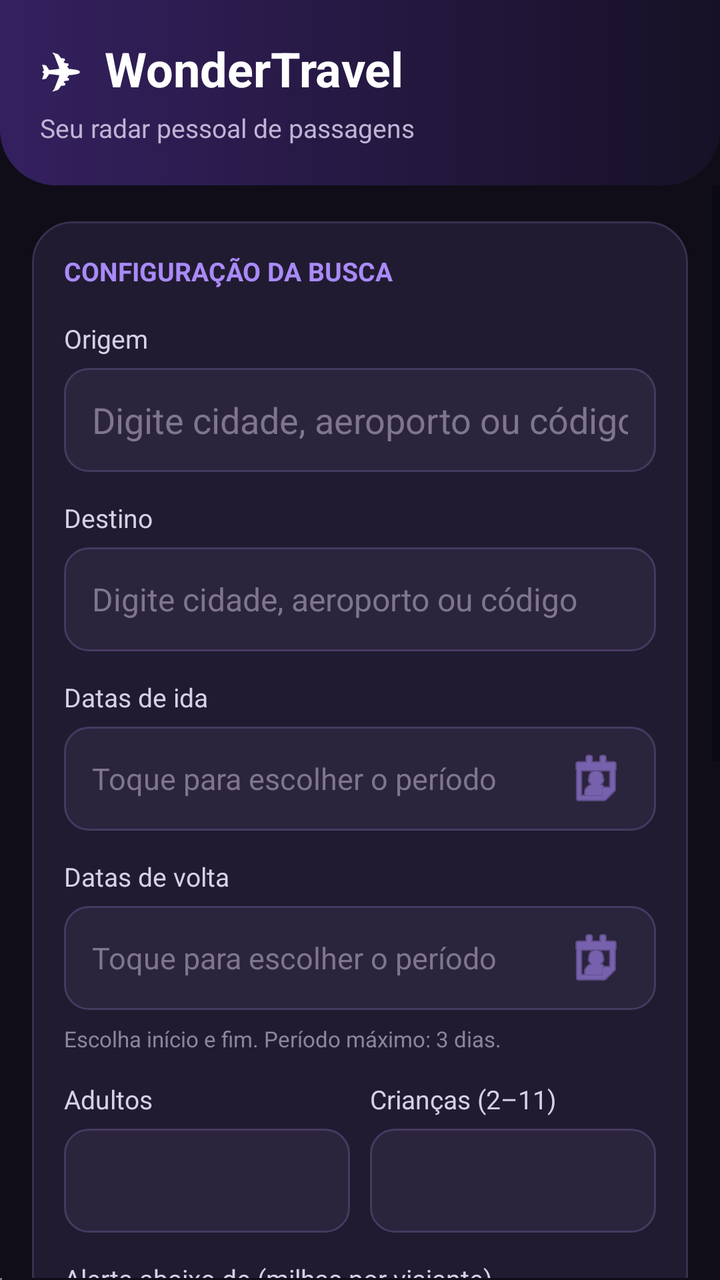
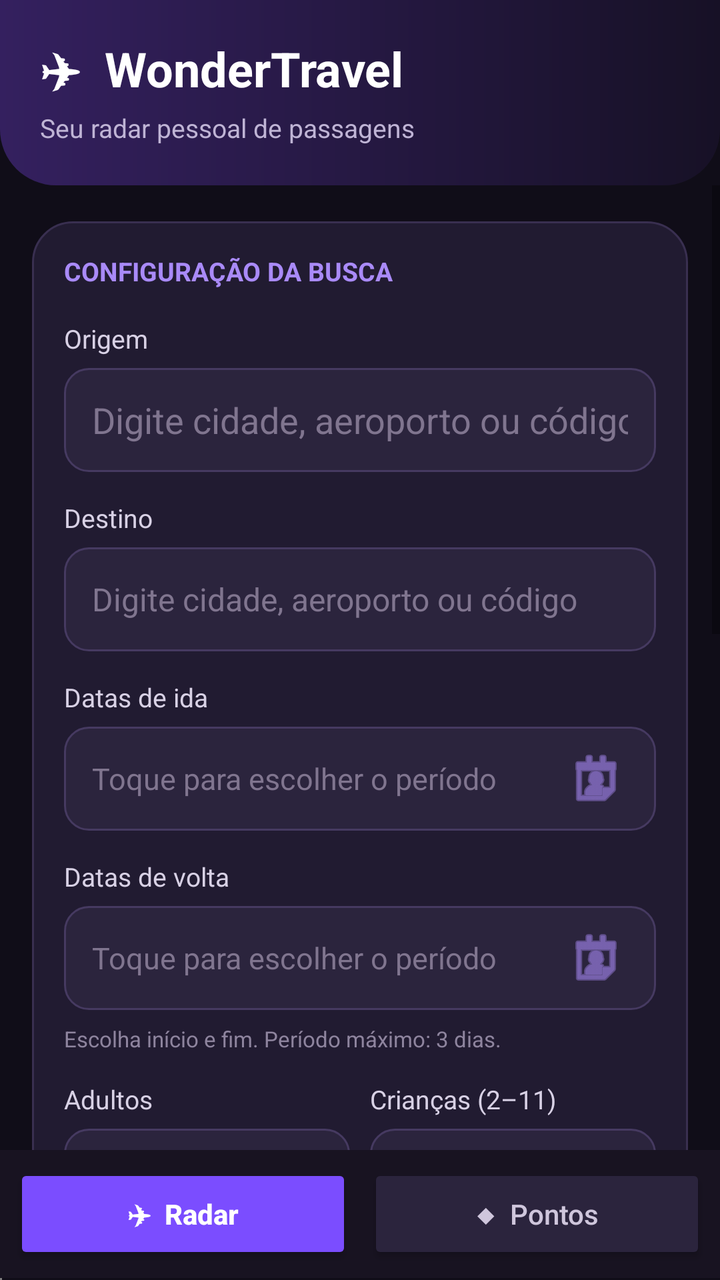

An Android layout rendered at two revisions. The XML below is the earlier revision; the diff shows what the commit changed to produce the second picture.
<!-- AndroidManifest.xml: application theme android:Theme.Material.Light.NoActionBar -->
<!-- res/layout/activity_main.xml -->
<?xml version="1.0" encoding="utf-8"?>
<LinearLayout xmlns:android="http://schemas.android.com/apk/res/android"
    android:layout_width="match_parent"
    android:layout_height="match_parent"
    android:orientation="vertical"
    android:background="#100D18">

    <LinearLayout
        android:layout_width="match_parent"
        android:layout_height="wrap_content"
        android:background="@drawable/bg_header"
        android:orientation="vertical">

        <TextView
            android:layout_width="match_parent"
            android:layout_height="wrap_content"
            android:text="✈  WonderTravel"
            android:textColor="#FFFFFF"
            android:textSize="24sp"
            android:textStyle="bold" />

        <TextView
            android:layout_width="match_parent"
            android:layout_height="wrap_content"
            android:layout_marginTop="4dp"
            android:text="Seu radar pessoal de passagens"
            android:textColor="#BFB4D5"
            android:textSize="13sp" />
    </LinearLayout>

    <ScrollView
        android:layout_width="match_parent"
        android:layout_height="0dp"
        android:layout_weight="1"
        android:clipToPadding="false"
        android:fillViewport="true">

        <LinearLayout
            android:layout_width="match_parent"
            android:layout_height="wrap_content"
            android:orientation="vertical"
            android:paddingHorizontal="16dp"
            android:paddingTop="18dp"
            android:paddingBottom="28dp">

            <LinearLayout
                android:layout_width="match_parent"
                android:layout_height="wrap_content"
                android:background="@drawable/bg_card"
                android:orientation="vertical">

                <TextView
                    android:layout_width="match_parent"
                    android:layout_height="wrap_content"
                    android:text="CONFIGURAÇÃO DA BUSCA"
                    android:textColor="#A98AF8"
                    android:textSize="13sp"
                    android:textStyle="bold" />

                <TextView
                    android:layout_width="wrap_content"
                    android:layout_height="wrap_content"
                    android:layout_marginTop="16dp"
                    android:text="Origem"
                    android:textColor="#D8D1E5"
                    android:textSize="13sp" />

                <AutoCompleteTextView
                    android:id="@+id/originMode"
                    android:layout_width="match_parent"
                    android:layout_height="52dp"
                    android:layout_marginTop="6dp"
                    android:background="@drawable/bg_input"
                    android:completionThreshold="1"
                    android:hint="Digite cidade, aeroporto ou código"
                    android:inputType="textCapSentences"
                    android:paddingHorizontal="14dp"
                    android:singleLine="true"
                    android:textColor="#FFFFFF"
                    android:textColorHint="#80758F" />

                <TextView
                    android:layout_width="wrap_content"
                    android:layout_height="wrap_content"
                    android:layout_marginTop="14dp"
                    android:text="Destino"
                    android:textColor="#D8D1E5"
                    android:textSize="13sp" />

                <AutoCompleteTextView
                    android:id="@+id/destination"
                    android:layout_width="match_parent"
                    android:layout_height="52dp"
                    android:layout_marginTop="6dp"
                    android:background="@drawable/bg_input"
                    android:completionThreshold="1"
                    android:hint="Digite cidade, aeroporto ou código"
                    android:inputType="textCapSentences"
                    android:paddingHorizontal="14dp"
                    android:textColor="#FFFFFF"
                    android:singleLine="true"
                    android:textColorHint="#80758F"
                    android:textSize="16sp" />

                <TextView
                    android:layout_width="wrap_content"
                    android:layout_height="wrap_content"
                    android:layout_marginTop="14dp"
                    android:text="Datas de ida"
                    android:textColor="#D8D1E5"
                    android:textSize="13sp" />

                <EditText
                    android:id="@+id/outboundDates"
                    android:layout_width="match_parent"
                    android:layout_height="52dp"
                    android:layout_marginTop="6dp"
                    android:background="@drawable/bg_input"
                    android:clickable="true"
                    android:drawableEnd="@android:drawable/ic_menu_my_calendar"
                    android:drawableTint="#A98AF8"
                    android:focusable="false"
                    android:hint="Toque para escolher o período"
                    android:paddingHorizontal="14dp"
                    android:textColor="#FFFFFF"
                    android:textColorHint="#80758F"
                    android:textSize="15sp" />

                <TextView
                    android:layout_width="wrap_content"
                    android:layout_height="wrap_content"
                    android:layout_marginTop="14dp"
                    android:text="Datas de volta"
                    android:textColor="#D8D1E5"
                    android:textSize="13sp" />

                <EditText
                    android:id="@+id/returnDates"
                    android:layout_width="match_parent"
                    android:layout_height="52dp"
                    android:layout_marginTop="6dp"
                    android:background="@drawable/bg_input"
                    android:clickable="true"
                    android:drawableEnd="@android:drawable/ic_menu_my_calendar"
                    android:drawableTint="#A98AF8"
                    android:focusable="false"
                    android:hint="Toque para escolher o período"
                    android:paddingHorizontal="14dp"
                    android:textColor="#FFFFFF"
                    android:textColorHint="#80758F"
                    android:textSize="15sp" />

                <TextView
                    android:layout_width="match_parent"
                    android:layout_height="wrap_content"
                    android:layout_marginTop="7dp"
                    android:text="Escolha início e fim. Período máximo: 3 dias."
                    android:textColor="#8E849E"
                    android:textSize="11sp" />

                <LinearLayout
                    android:layout_width="match_parent"
                    android:layout_height="wrap_content"
                    android:layout_marginTop="14dp"
                    android:orientation="horizontal">

                    <LinearLayout
                        android:layout_width="0dp"
                        android:layout_height="wrap_content"
                        android:layout_weight="1"
                        android:orientation="vertical">

                        <TextView
                            android:layout_width="wrap_content"
                            android:layout_height="wrap_content"
                            android:text="Adultos"
                            android:textColor="#D8D1E5"
                            android:textSize="13sp" />

                        <EditText
                            android:id="@+id/adults"
                            android:layout_width="match_parent"
                            android:layout_height="52dp"
                            android:layout_marginTop="6dp"
                            android:background="@drawable/bg_input"
                            android:inputType="number"
                            android:paddingHorizontal="14dp"
                            android:textColor="#FFFFFF" />
                    </LinearLayout>

                    <LinearLayout
                        android:layout_width="0dp"
                        android:layout_height="wrap_content"
                        android:layout_marginStart="10dp"
                        android:layout_weight="1"
                        android:orientation="vertical">

                        <TextView
                            android:layout_width="wrap_content"
                            android:layout_height="wrap_content"
                            android:text="Crianças (2–11)"
                            android:textColor="#D8D1E5"
                            android:textSize="13sp" />

                        <EditText
                            android:id="@+id/children"
                            android:layout_width="match_parent"
                            android:layout_height="52dp"
                            android:layout_marginTop="6dp"
                            android:background="@drawable/bg_input"
                            android:inputType="number"
                            android:paddingHorizontal="14dp"
                            android:textColor="#FFFFFF" />
                    </LinearLayout>
                </LinearLayout>

                <TextView
                    android:layout_width="wrap_content"
                    android:layout_height="wrap_content"
                    android:layout_marginTop="14dp"
                    android:text="Alerta abaixo de (milhas por viajante)"
                    android:textColor="#D8D1E5"
                    android:textSize="13sp" />

                <EditText
                    android:id="@+id/targetMiles"
                    android:layout_width="match_parent"
                    android:layout_height="52dp"
                    android:layout_marginTop="6dp"
                    android:background="@drawable/bg_input"
                    android:hint="Ex.: 31000"
                    android:inputType="number"
                    android:paddingHorizontal="14dp"
                    android:textColor="#FFFFFF"
                    android:textColorHint="#80758F" />

                <TextView
                    android:layout_width="wrap_content"
                    android:layout_height="wrap_content"
                    android:layout_marginTop="14dp"
                    android:text="Intervalo das verificações (minutos)"
                    android:textColor="#D8D1E5"
                    android:textSize="13sp" />

                <EditText
                    android:id="@+id/intervalMinutes"
                    android:layout_width="match_parent"
                    android:layout_height="52dp"
                    android:layout_marginTop="6dp"
                    android:background="@drawable/bg_input"
                    android:hint="Mínimo: 15"
                    android:inputType="number"
                    android:paddingHorizontal="14dp"
                    android:textColor="#FFFFFF"
                    android:textColorHint="#80758F" />
            </LinearLayout>

            <Button
                android:id="@+id/saveConfig"
                android:layout_width="match_parent"
                android:layout_height="54dp"
                android:layout_marginTop="14dp"
                android:backgroundTint="#7B4DFF"
                android:text="Salvar configuração"
                android:textAllCaps="false"
                android:textColor="#FFFFFF"
                android:textStyle="bold" />

            <Button
                android:id="@+id/testSearch"
                android:layout_width="match_parent"
                android:layout_height="54dp"
                android:layout_marginTop="6dp"
                android:backgroundTint="#2B243D"
                android:text="Verificar agora"
                android:textAllCaps="false"
                android:textColor="#E8E1F3" />

            <LinearLayout
                android:layout_width="match_parent"
                android:layout_height="wrap_content"
                android:layout_marginTop="6dp"
                android:orientation="horizontal">

                <Button
                    android:id="@+id/startMonitor"
                    android:layout_width="0dp"
                    android:layout_height="54dp"
                    android:layout_weight="1"
                    android:backgroundTint="#FF6B35"
                    android:text="Ativar monitor"
                    android:textAllCaps="false"
                    android:textColor="#FFFFFF"
                    android:textStyle="bold" />

                <Button
                    android:id="@+id/stopMonitor"
                    android:layout_width="0dp"
                    android:layout_height="54dp"
                    android:layout_marginStart="8dp"
                    android:layout_weight="1"
                    android:backgroundTint="#332B45"
                    android:text="Parar"
                    android:textAllCaps="false"
                    android:textColor="#CFC6DC" />
            </LinearLayout>

            <TextView
                android:layout_width="match_parent"
                android:layout_height="wrap_content"
                android:layout_marginTop="22dp"
                android:text="STATUS DO MONITOR"
                android:textColor="#A98AF8"
                android:textSize="12sp"
                android:textStyle="bold" />

            <TextView
                android:id="@+id/status"
                android:layout_width="match_parent"
                android:layout_height="wrap_content"
                android:layout_marginTop="7dp"
                android:background="@drawable/bg_results"
                android:minHeight="56dp"
                android:padding="14dp"
                android:text="Configure sua busca para começar."
                android:textColor="#E9E2F3"
                android:textSize="13sp" />

            <TextView
                android:id="@+id/resultsTitle"
                android:layout_width="match_parent"
                android:layout_height="wrap_content"
                android:layout_marginTop="22dp"
                android:text="ÚLTIMOS RESULTADOS"
                android:textColor="#A98AF8"
                android:textSize="12sp"
                android:textStyle="bold"
                android:visibility="gone" />

            <LinearLayout
                android:id="@+id/resultsTable"
                android:layout_width="match_parent"
                android:layout_height="wrap_content"
                android:layout_marginTop="8dp"
                android:orientation="vertical"
                android:visibility="gone" />

            <TextView
                android:id="@+id/bestMatchTitle"
                android:layout_width="match_parent"
                android:layout_height="wrap_content"
                android:layout_marginTop="22dp"
                android:text="MELHOR MATCH"
                android:textColor="#A98AF8"
                android:textSize="12sp"
                android:textStyle="bold"
                android:visibility="gone" />

            <LinearLayout
                android:id="@+id/bestMatchContainer"
                android:layout_width="match_parent"
                android:layout_height="wrap_content"
                android:layout_marginTop="8dp"
                android:orientation="vertical"
                android:visibility="gone" />
        </LinearLayout>
    </ScrollView>

    <WebView
        android:id="@+id/webView"
        android:layout_width="1dp"
        android:layout_height="1dp" />
</LinearLayout>
<!-- resources referenced by this layout -->
<resources>
  <!-- drawable bg_card (drawable) -->
  <?xml version="1.0" encoding="utf-8"?>
  <shape xmlns:android="http://schemas.android.com/apk/res/android" android:shape="rectangle">
      <solid android:color="#211B31" />
      <stroke android:width="1dp" android:color="#392F50" />
      <corners android:radius="20dp" />
      <padding android:left="16dp" android:top="16dp" android:right="16dp" android:bottom="16dp" />
  </shape>
  <!-- drawable bg_header (drawable) -->
  <?xml version="1.0" encoding="utf-8"?>
  <shape xmlns:android="http://schemas.android.com/apk/res/android" android:shape="rectangle">
      <gradient android:angle="0" android:startColor="#34205F" android:endColor="#171126" />
      <corners android:bottomLeftRadius="28dp" android:bottomRightRadius="28dp" />
      <padding android:left="20dp" android:top="18dp" android:right="20dp" android:bottom="20dp" />
  </shape>
  <!-- drawable bg_input (drawable) -->
  <?xml version="1.0" encoding="utf-8"?>
  <shape xmlns:android="http://schemas.android.com/apk/res/android" android:shape="rectangle">
      <solid android:color="#2B243D" />
      <stroke android:width="1dp" android:color="#463A61" />
      <corners android:radius="12dp" />
      <padding android:left="12dp" android:top="4dp" android:right="12dp" android:bottom="4dp" />
  </shape>
  <!-- drawable bg_results (drawable) -->
  <?xml version="1.0" encoding="utf-8"?>
  <shape xmlns:android="http://schemas.android.com/apk/res/android" android:shape="rectangle">
      <gradient android:angle="315" android:startColor="#2A213E" android:endColor="#1B1728" />
      <stroke android:width="1dp" android:color="#4A3C69" />
      <corners android:radius="18dp" />
      <padding android:left="16dp" android:top="16dp" android:right="16dp" android:bottom="16dp" />
  </shape>
</resources>

<!-- the commit's change to res/layout/activity_main.xml (unified diff, before → after) -->
@@ -29,6 +29,7 @@
     </LinearLayout>
 
     <ScrollView
+        android:id="@+id/radarScreen"
         android:layout_width="match_parent"
         android:layout_height="0dp"
         android:layout_weight="1"
@@ -366,6 +367,188 @@
         </LinearLayout>
     </ScrollView>
 
+    <ScrollView
+        android:id="@+id/pointsScreen"
+        android:layout_width="match_parent"
+        android:layout_height="0dp"
+        android:layout_weight="1"
+        android:clipToPadding="false"
+        android:fillViewport="true"
+        android:visibility="gone">
+
+        <LinearLayout
+            android:layout_width="match_parent"
+            android:layout_height="wrap_content"
+            android:orientation="vertical"
+            android:paddingHorizontal="16dp"
+            android:paddingTop="18dp"
+            android:paddingBottom="28dp">
+
+            <LinearLayout
+                android:layout_width="match_parent"
+                android:layout_height="wrap_content"
+                android:background="@drawable/bg_card"
+                android:orientation="vertical">
+
+                <TextView
+                    android:layout_width="match_parent"
+                    android:layout_height="wrap_content"
+                    android:text="PLANEJAMENTO DE MILHAS"
+                    android:textColor="#A98AF8"
+                    android:textSize="13sp"
+                    android:textStyle="bold" />
+
+                <TextView
+                    android:layout_width="match_parent"
+                    android:layout_height="wrap_content"
+                    android:layout_marginTop="6dp"
+                    android:text="Veja quantas milhas ainda precisa comprar e o investimento estimado."
+                    android:textColor="#91879F"
+                    android:textSize="12sp" />
+
+                <TextView
+                    android:layout_width="wrap_content"
+                    android:layout_height="wrap_content"
+                    android:layout_marginTop="18dp"
+                    android:text="Meu saldo Smiles"
+                    android:textColor="#D8D1E5"
+                    android:textSize="13sp" />
+
+                <EditText
+                    android:id="@+id/pointsBalance"
+                    android:layout_width="match_parent"
+                    android:layout_height="52dp"
+                    android:layout_marginTop="6dp"
+                    android:background="@drawable/bg_input"
+                    android:hint="Ex.: 85000"
+                    android:inputType="number"
+                    android:paddingHorizontal="14dp"
+                    android:textColor="#FFFFFF"
+                    android:textColorHint="#80758F" />
+
+                <TextView
+                    android:layout_width="wrap_content"
+                    android:layout_height="wrap_content"
+                    android:layout_marginTop="14dp"
+                    android:text="Milhas necessárias para o último match"
+                    android:textColor="#D8D1E5"
+                    android:textSize="13sp" />
+
+                <EditText
+                    android:id="@+id/matchMiles"
+                    android:layout_width="match_parent"
+                    android:layout_height="52dp"
+                    android:layout_marginTop="6dp"
+                    android:background="@drawable/bg_input"
+                    android:hint="Preenchido pelo melhor match"
+                    android:inputType="number"
+                    android:paddingHorizontal="14dp"
+                    android:textColor="#FFFFFF"
+                    android:textColorHint="#80758F" />
+
+                <TextView
+                    android:layout_width="wrap_content"
+                    android:layout_height="wrap_content"
+                    android:layout_marginTop="14dp"
+                    android:text="Milhas que preciso adquirir"
+                    android:textColor="#D8D1E5"
+                    android:textSize="13sp" />
+
+                <TextView
+                    android:id="@+id/pointsNeeded"
+                    android:layout_width="match_parent"
+                    android:layout_height="56dp"
+                    android:layout_marginTop="6dp"
+                    android:background="@drawable/bg_results"
+                    android:gravity="center_vertical"
+                    android:paddingHorizontal="14dp"
+                    android:text="0 milhas"
+                    android:textColor="#FF8A5B"
+                    android:textSize="18sp"
+                    android:textStyle="bold" />
+
+                <TextView
+                    android:layout_width="wrap_content"
+                    android:layout_height="wrap_content"
+                    android:layout_marginTop="14dp"
+                    android:text="Custo do milheiro (R$)"
+                    android:textColor="#D8D1E5"
+                    android:textSize="13sp" />
+
+                <EditText
+                    android:id="@+id/thousandCost"
+                    android:layout_width="match_parent"
+                    android:layout_height="52dp"
+                    android:layout_marginTop="6dp"
+                    android:background="@drawable/bg_input"
+                    android:hint="Ex.: 18,50"
+                    android:inputType="numberDecimal"
+                    android:paddingHorizontal="14dp"
+                    android:textColor="#FFFFFF"
+                    android:textColorHint="#80758F" />
+
+                <TextView
+                    android:layout_width="wrap_content"
+                    android:layout_height="wrap_content"
+                    android:layout_marginTop="14dp"
+                    android:text="Investimento estimado"
+                    android:textColor="#D8D1E5"
+                    android:textSize="13sp" />
+
+                <TextView
+                    android:id="@+id/investmentValue"
+                    android:layout_width="match_parent"
+                    android:layout_height="68dp"
+                    android:layout_marginTop="6dp"
+                    android:background="@drawable/bg_best_match"
+                    android:gravity="center_vertical"
+                    android:paddingHorizontal="16dp"
+                    android:text="R$ 0,00"
+                    android:textColor="#FFFFFF"
+                    android:textSize="24sp"
+                    android:textStyle="bold" />
+
+                <TextView
+                    android:layout_width="match_parent"
+                    android:layout_height="wrap_content"
+                    android:layout_marginTop="10dp"
+                    android:text="Estimativa sem considerar eventuais bônus, taxas ou promoções."
+                    android:textColor="#80758F"
+                    android:textSize="11sp" />
+            </LinearLayout>
+        </LinearLayout>
+    </ScrollView>
+
+    <LinearLayout
+        android:layout_width="match_parent"
+        android:layout_height="64dp"
+        android:background="#181321"
+        android:orientation="horizontal"
+        android:padding="7dp">
+
+        <Button
+            android:id="@+id/radarTab"
+            android:layout_width="0dp"
+            android:layout_height="match_parent"
+            android:layout_weight="1"
+            android:backgroundTint="#7B4DFF"
+            android:text="✈  Radar"
+            android:textAllCaps="false"
+            android:textColor="#FFFFFF"
+            android:textStyle="bold" />
+
+        <Button
+            android:id="@+id/pointsTab"
+            android:layout_width="0dp"
+            android:layout_height="match_parent"
+            android:layout_marginStart="8dp"
+            android:layout_weight="1"
+            android:backgroundTint="#2B243D"
+            android:text="◆  Pontos"
+            android:textAllCaps="false"
+            android:textColor="#CFC6DC" />
+    </LinearLayout>
+
     <WebView
         android:id="@+id/webView"
         android:layout_width="1dp"
<!-- resource entries referenced after the edit -->
@@ -1,5 +1,15 @@
 <!-- resources referenced by this layout -->
 <resources>
+  <!-- drawable bg_best_match (drawable) -->
+  <?xml version="1.0" encoding="utf-8"?>
+  <shape xmlns:android="http://schemas.android.com/apk/res/android" android:shape="rectangle">
+      <gradient
+          android:angle="0"
+          android:startColor="#2A203D"
+          android:endColor="#1B1727" />
+      <corners android:radius="16dp" />
+      <stroke android:width="1dp" android:color="#7255B5" />
+  </shape>
   <!-- drawable bg_card (drawable) -->
   <?xml version="1.0" encoding="utf-8"?>
   <shape xmlns:android="http://schemas.android.com/apk/res/android" android:shape="rectangle">
